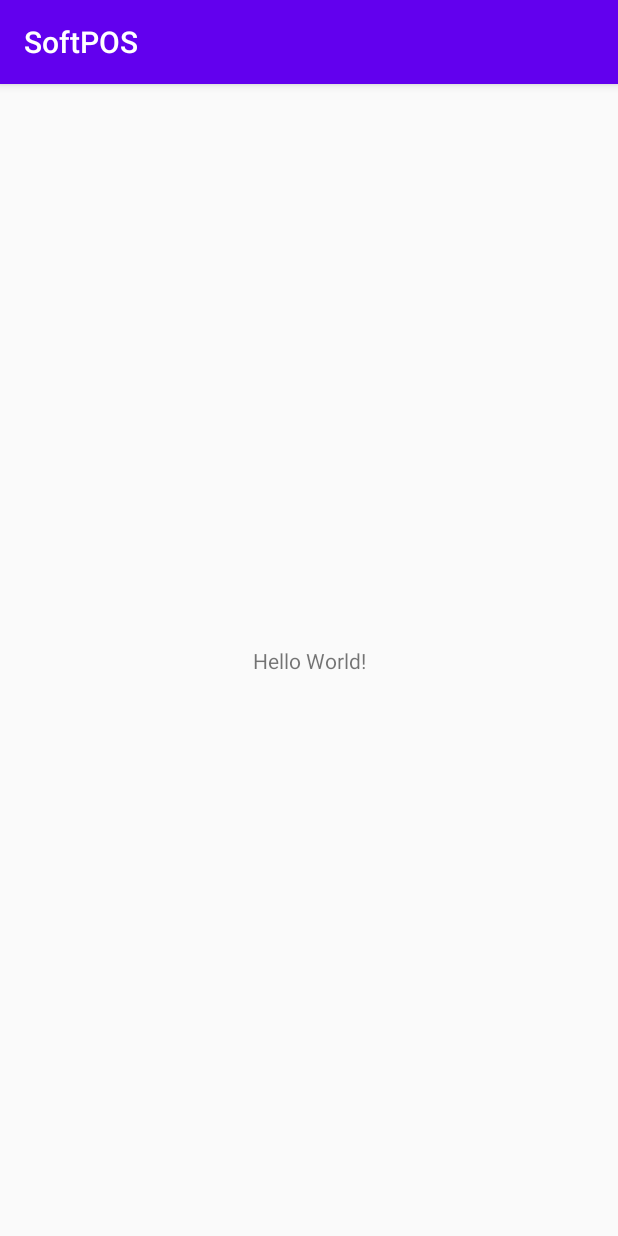
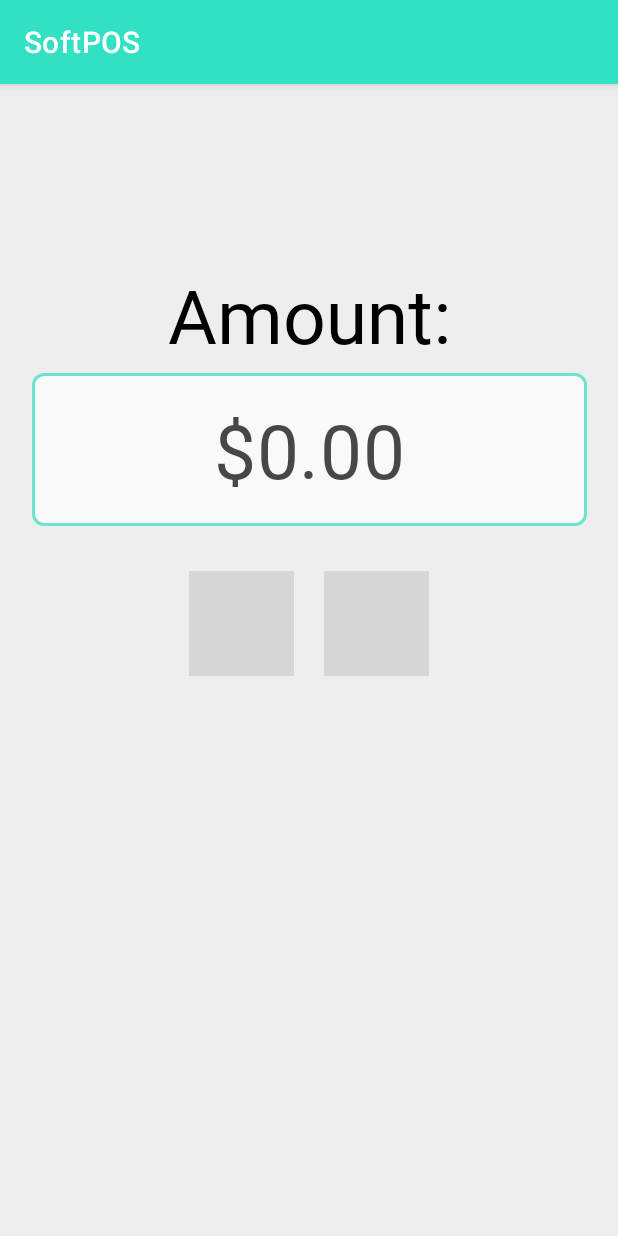
Before and after one commit to Solymanx7/SoftPOS, an Android app: the screen it shows after launch (MainActivity), on a phone screen of 412 x 824 dp. Run offline under Robolectric (Android 15) with nearby library versions, the phone set to English and light mode, and no system bars; grey boxes are pictures that could not be loaded.

Commit message:
UI Phase - Done + Created Main Screen - Done + Created NFC Screen - Done

```diff
--- a/app/build.gradle
+++ b/app/build.gradle
@@ -34,4 +34,6 @@ dependencies {
     androidTestImplementation 'androidx.test.ext:junit:1.1.1'
     androidTestImplementation 'androidx.test.espresso:espresso-core:3.2.0'
 
+    implementation 'com.google.android.material:material:1.2.0'
+
 }
--- a/app/src/main/AndroidManifest.xml
+++ b/app/src/main/AndroidManifest.xml
@@ -9,7 +9,8 @@
         android:roundIcon="@mipmap/ic_launcher_round"
         android:supportsRtl="true"
         android:theme="@style/AppTheme">
-        <activity android:name=".MainActivity">
+        <activity android:name=".MainActivity"
+            android:windowSoftInputMode="stateVisible">
             <intent-filter>
                 <action android:name="android.intent.action.MAIN" />
 
--- a/app/src/main/java/com/example/android/softpos/MainActivity.kt
+++ b/app/src/main/java/com/example/android/softpos/MainActivity.kt
@@ -1,11 +1,18 @@
 package com.example.android.softpos
 
+import android.content.Context
+import android.os.Bundle
+import android.view.inputmethod.InputMethodManager
 import androidx.appcompat.app.AppCompatActivity
-import android.os.Bundle
+import kotlinx.android.synthetic.main.activity_main.*
+
 
 class MainActivity : AppCompatActivity() {
     override fun onCreate(savedInstanceState: Bundle?) {
         super.onCreate(savedInstanceState)
         setContentView(R.layout.activity_main)
+
+        fees_etv.requestFocus() // To request focus at activity startup, some custom keyboards doesn't respect "stateVisible"
+
     }
 }
--- a/app/src/main/res/layout/activity_main.xml
+++ b/app/src/main/res/layout/activity_main.xml
@@ -4,15 +4,79 @@
     xmlns:tools="http://schemas.android.com/tools"
     android:layout_width="match_parent"
     android:layout_height="match_parent"
+    android:background="@color/Grey"
     tools:context=".MainActivity">
 
     <TextView
+        android:id="@+id/amount_tv"
         android:layout_width="wrap_content"
         android:layout_height="wrap_content"
-        android:text="Hello World!"
-        app:layout_constraintBottom_toBottomOf="parent"
+        android:layout_marginTop="120dp"
+        android:text="@string/Amount"
+        android:textColor="@color/Black"
+        android:textSize="50sp"
+        app:fontFamily="@font/source_code_pro"
+        app:layout_constraintBottom_toTopOf="@id/fees_tiLayout"
+        app:layout_constraintEnd_toEndOf="parent"
+        app:layout_constraintStart_toStartOf="parent"
+        app:layout_constraintTop_toTopOf="parent" />
+
+    <com.google.android.material.textfield.TextInputLayout
+        android:id="@+id/fees_tiLayout"
+        style="@style/Widget.MaterialComponents.TextInputLayout.OutlinedBox"
+        android:layout_width="wrap_content"
+        android:layout_height="wrap_content"
+        app:boxBackgroundColor="@color/White"
+        app:boxCornerRadiusBottomEnd="8dp"
+        app:boxCornerRadiusBottomStart="8dp"
+        app:boxCornerRadiusTopEnd="8dp"
+        app:boxCornerRadiusTopStart="8dp"
+        app:boxStrokeWidth="0.5dp"
         app:layout_constraintLeft_toLeftOf="parent"
         app:layout_constraintRight_toRightOf="parent"
-        app:layout_constraintTop_toTopOf="parent" />
+        app:layout_constraintTop_toBottomOf="@id/amount_tv">
+
+        <com.google.android.material.textfield.TextInputEditText
+            android:id="@+id/fees_etv"
+            android:layout_width="370dp"
+            android:layout_height="wrap_content"
+            android:alpha="0.7"
+            android:gravity="center_horizontal"
+            android:inputType="numberDecimal"
+            android:maxLength="11"
+            android:text="@string/fees"
+            android:textAlignment="center"
+            android:textColor="@color/Black"
+            android:textSize="50sp"
+            app:fontFamily="@font/source_code_pro" />
+    </com.google.android.material.textfield.TextInputLayout>
+
+    <ImageView
+        android:id="@+id/visa_iv"
+        android:layout_width="70dp"
+        android:layout_height="70dp"
+        android:layout_marginTop="30dp"
+        android:layout_marginEnd="20dp"
+        android:layout_marginRight="20dp"
+        android:src="@drawable/ic_visa"
+        app:layout_constraintEnd_toStartOf="@+id/mastercard_iv"
+        app:layout_constraintHorizontal_bias="0.5"
+        app:layout_constraintHorizontal_chainStyle="packed"
+        app:layout_constraintStart_toStartOf="parent"
+        app:layout_constraintTop_toBottomOf="@id/fees_tiLayout"
+        android:contentDescription="@string/visa_icon_contentDescription" />
+
+    <ImageView
+        android:id="@+id/mastercard_iv"
+        android:layout_width="70dp"
+        android:layout_height="70dp"
+        android:src="@drawable/ic_mastercard"
+        app:layout_constraintBottom_toBottomOf="@+id/visa_iv"
+        app:layout_constraintEnd_toEndOf="parent"
+        app:layout_constraintHorizontal_bias="0.5"
+        app:layout_constraintStart_toEndOf="@+id/visa_iv"
+        app:layout_constraintTop_toTopOf="@+id/visa_iv"
+        android:contentDescription="@string/mastercard_icon_contentDescription" />
+
 
 </androidx.constraintlayout.widget.ConstraintLayout>
--- a/app/src/main/res/values/colors.xml
+++ b/app/src/main/res/values/colors.xml
@@ -1,6 +1,10 @@
 <?xml version="1.0" encoding="utf-8"?>
 <resources>
-    <color name="colorPrimary">#6200EE</color>
-    <color name="colorPrimaryDark">#3700B3</color>
+    <color name="colorPrimary">#32e0c4</color>
+    <color name="colorPrimaryDark">#1e8675</color>
     <color name="colorAccent">#03DAC5</color>
+
+    <color name="Black">#000000</color> <!--For amount value -->
+    <color name="White">#FFFFFF</color> <!--For amount box background -->
+    <color name="Grey">#eeeeee</color>
 </resources>
--- a/app/src/main/res/values/strings.xml
+++ b/app/src/main/res/values/strings.xml
@@ -1,3 +1,13 @@
 <resources>
     <string name="app_name">SoftPOS</string>
+    <string name="Amount">Amount:</string>
+    <string name="fees">$0.00</string>
+    <string name="visa_icon_contentDescription">Visa icon</string>
+    <string name="mastercard_icon_contentDescription">Mastercard icon</string>
+
+    <string name="nfc_smartphone_contentDescription">Mobile with card on its back for NFC payment</string>
+    <string name="paymentGuide">Kindly put the card on the back of your mobile phone, and wait for seconds.</string>
+    <string name="waiting">Waiting ...</string>
+
+
 </resources>
--- a/app/src/main/res/values/styles.xml
+++ b/app/src/main/res/values/styles.xml
@@ -1,6 +1,6 @@
 <resources>
     <!-- Base application theme. -->
-    <style name="AppTheme" parent="Theme.AppCompat.Light.DarkActionBar">
+    <style name="AppTheme" parent="Theme.MaterialComponents.Light.DarkActionBar">
         <!-- Customize your theme here. -->
         <item name="colorPrimary">@color/colorPrimary</item>
         <item name="colorPrimaryDark">@color/colorPrimaryDark</item>
```
